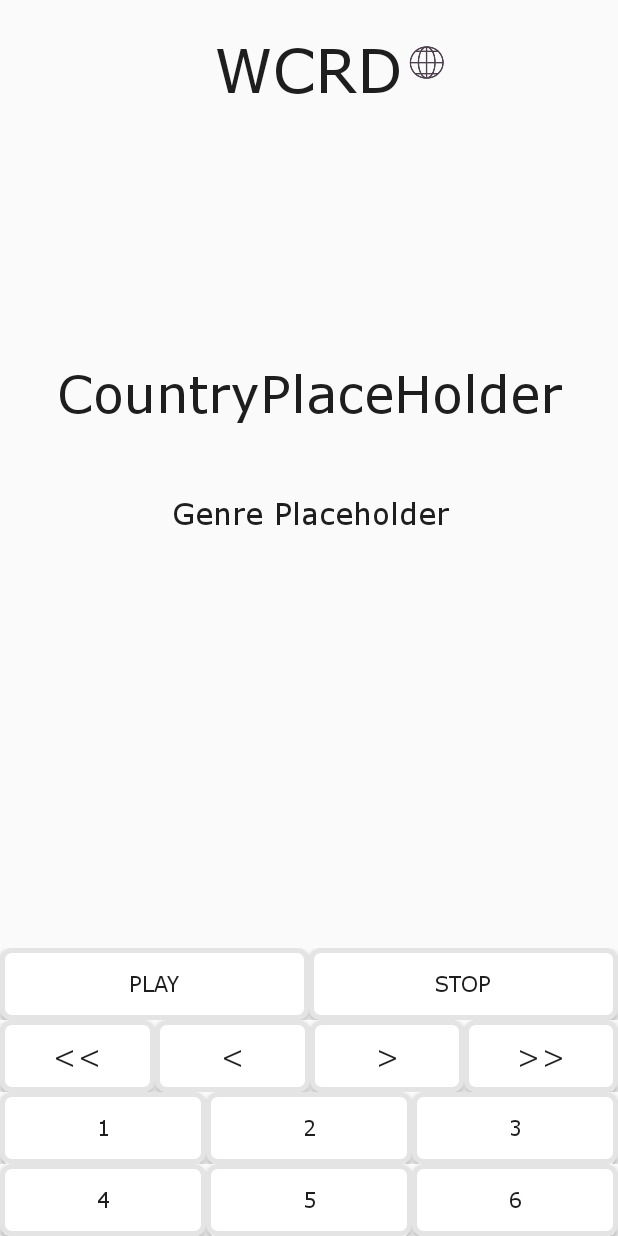
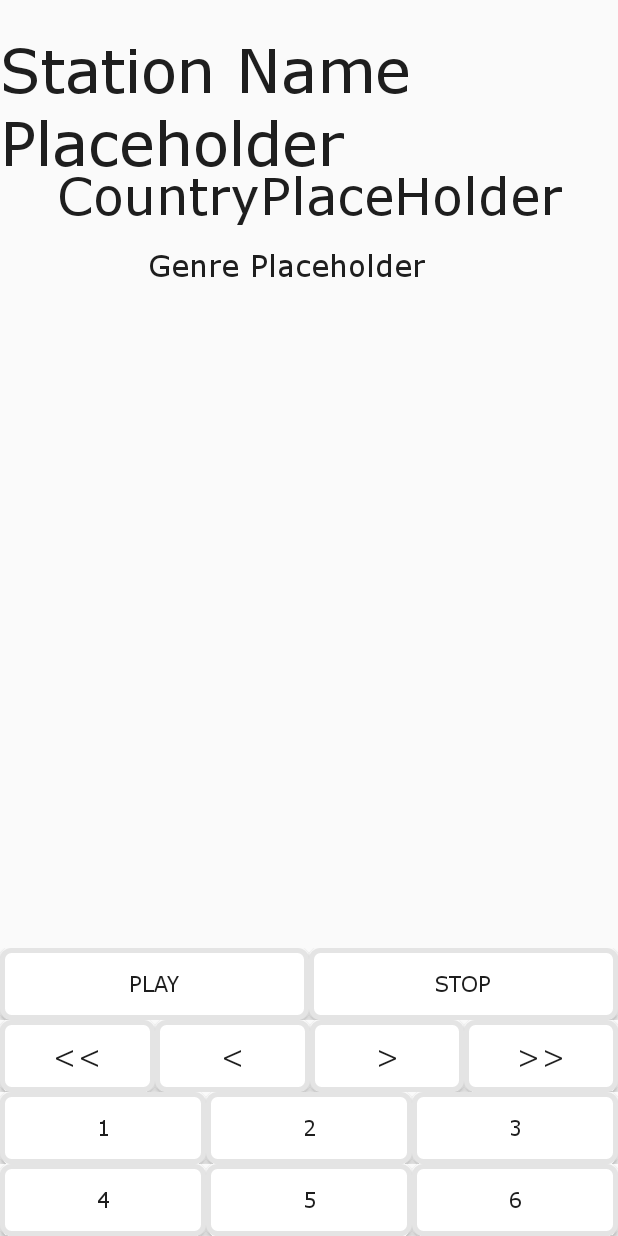
Before and after one commit to ajdouglas/WorldRadio, an Android app: the layout radio_fragment.xml on its own in the app's theme, with its tools: preview values and no code run, on a phone screen of 412 x 824 dp. Run offline under Robolectric (Android 15) with nearby library versions, the phone set to English and light mode, and no system bars.

Commit message:
Fixed display and crashes that happened when app is turned on side.

```diff
--- a/app/src/main/res/layout-land/radio_fragment.xml
+++ b/app/src/main/res/layout-land/radio_fragment.xml
@@ -28,49 +28,18 @@
             android:layout_alignParentStart="true"
             android:layout_alignParentLeft="true"
             android:layout_alignParentTop="true"
-            android:layout_marginStart="120dp"
-            android:layout_marginLeft="120dp"
-            android:layout_marginTop="59dp"
+            android:layout_marginStart="12dp"
+            android:layout_marginLeft="12dp"
+            android:layout_marginTop="52dp"
             android:layout_marginBottom="208dp"
             android:enabled="true"
             android:gravity="center_horizontal"
             android:textColor="@color/black"
             android:textSize="30sp"
             tools:text="StationName Placeholder" />
-        <!--Frequency must be deleted but cannot without messing with spacing-->
-        <worldradio.org.worldRadio.utils.RadioTextView
-            android:id="@+id/frequency"
-            android:layout_width="wrap_content"
-            android:layout_height="wrap_content"
-            android:textSize="20sp"
-            android:textColor="@color/black"
-            android:gravity="center_horizontal"
-            android:layout_alignParentTop="true"
-            android:layout_centerHorizontal="true" />
 
-        <!--location must be deleted but cannot without messing with spacing-->
-        <worldradio.org.worldRadio.utils.RadioTextView
-            android:id="@+id/location"
-            android:layout_width="wrap_content"
-            android:layout_height="wrap_content"
-            tools:text=""
-            android:textSize="20sp"
-            android:textColor="@color/black"
-            android:layout_alignParentRight="true"
-            android:layout_alignParentEnd="true" />
     </RelativeLayout>
 
-    <!--description must be deleted but cannot without messing with spacing-->
-    <worldradio.org.worldRadio.utils.RadioTextView
-        android:id="@+id/description"
-        android:layout_width="wrap_content"
-        android:layout_height="wrap_content"
-        android:textAlignment="center"
-        android:textColor="@color/black"
-        android:textSize="20sp"
-        tools:text=""
-        android:layout_marginTop="50dp"
-        android:layout_centerHorizontal="true" />
 
     <worldradio.org.worldRadio.utils.RadioTextView
         android:id="@+id/genre"
@@ -94,7 +63,6 @@
         android:textSize="20sp"
         tools:text="Placeholder Genre" />
 
-    <!--Type must be changed but cannot without crashing-->
     <worldradio.org.worldRadio.utils.RadioTextView
         android:id="@+id/country"
         android:layout_width="442dp"
--- a/app/src/main/res/layout/radio_fragment.xml
+++ b/app/src/main/res/layout/radio_fragment.xml
@@ -34,27 +34,16 @@
             android:enabled="true"
             android:textSize="40sp"
             android:textColor="@color/black"
-            tools:text="WCRD" />
+            tools:text="Station Name Placeholder" />
 
 
     </RelativeLayout>
 
-    <worldradio.org.worldRadio.utils.RadioTextView
-        android:id="@+id/frequency"
-        android:layout_width="wrap_content"
-        android:layout_height="wrap_content"
-        android:layout_marginTop="94dp"
-        android:textColor="@color/black"
-        android:textSize="30sp"
-        android:layout_alignParentTop="true"
-        android:gravity="center"
-        android:layout_centerHorizontal="true" />
 
     <ScrollView
         android:layout_width="match_parent"
         android:layout_height="match_parent"
         android:layout_above="@+id/top_row"
-        android:layout_below="@+id/frequency"
         android:layout_marginTop="108dp"
         android:layout_marginBottom="-108dp"
         android:visibility="visible">
@@ -64,35 +53,20 @@
             android:layout_width="fill_parent"
             android:layout_height="wrap_content">
 
-            <worldradio.org.worldRadio.utils.RadioTextView
-                android:id="@+id/description"
-                android:layout_width="wrap_content"
-                android:layout_height="wrap_content"
-
-                android:layout_marginTop="37dp"
-                android:gravity="center"
-                android:paddingStart="40dp"
-                android:paddingLeft="40dp"
-                android:paddingRight="40dp"
-                android:textAlignment="center"
-                android:textColor="@color/black"
-                android:textSize="20sp"
-                tools:text="" />
 
             <worldradio.org.worldRadio.utils.RadioTextView
                 android:id="@+id/genre"
                 android:layout_width="wrap_content"
                 android:layout_height="wrap_content"
-                android:layout_below="@+id/description"
                 android:layout_alignParentStart="true"
                 android:layout_alignParentLeft="true"
                 android:layout_alignParentEnd="true"
                 android:layout_alignParentRight="true"
-                android:layout_marginStart="113dp"
-                android:layout_marginLeft="113dp"
-                android:layout_marginTop="25dp"
-                android:layout_marginEnd="111dp"
-                android:layout_marginRight="109dp"
+                android:layout_marginStart="97dp"
+                android:layout_marginLeft="97dp"
+                android:layout_marginTop="55dp"
+                android:layout_marginEnd="127dp"
+                android:layout_marginRight="127dp"
                 android:gravity="center"
                 android:textAlignment="center"
                 android:textColor="@color/black"
@@ -271,12 +245,5 @@
             android:text="@string/_6" />
     </LinearLayout>
 
-    <worldradio.org.worldRadio.utils.RadioTextView
-        android:id="@+id/location"
-        android:layout_width="fill_parent"
-        android:layout_height="fill_parent"
-        android:visibility="gone">
-    </worldradio.org.worldRadio.utils.RadioTextView>
-
 
 </RelativeLayout>
```
